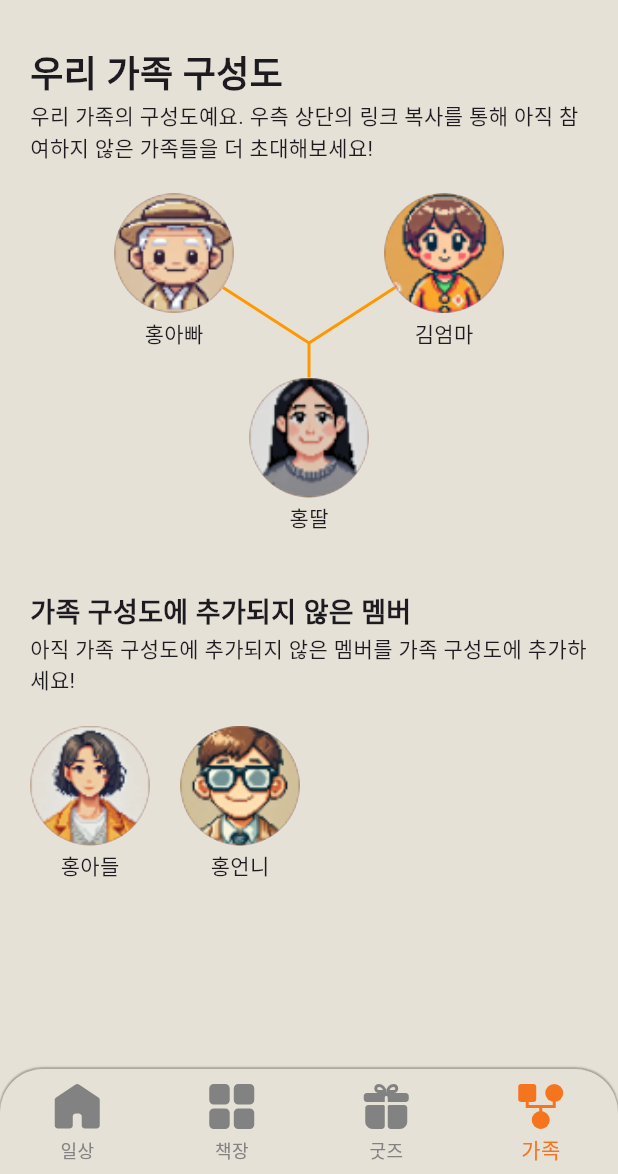
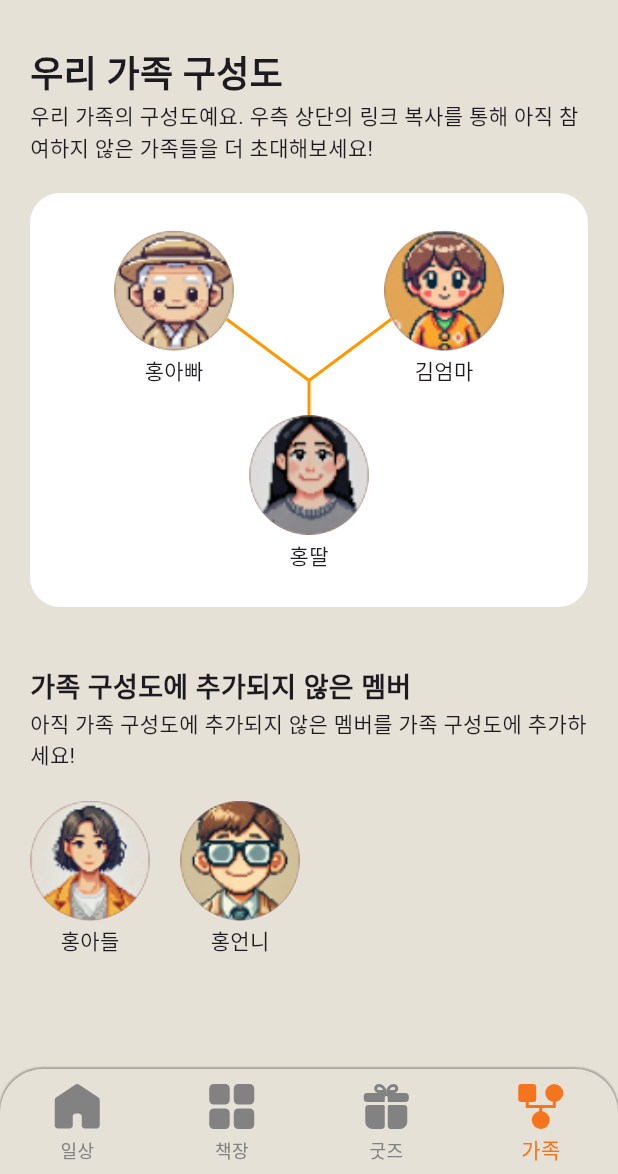
Before and after one commit to TEAM-POKIE/DearFam, a Flutter app: the screen it shows after launch, item 4 of the bottom bar chosen, on a phone screen of 412 x 824 dp, the part 62-1236 px from its top. Run offline on Flutter 3.47's test engine with Material 3 defaults, Android fonts, the phone set to English and light mode, and no system bars; our stand-ins replace flutter_riverpod, flutter_screenutil, flutter_svg, go_router, image_picker, permission_handler; project files that could hold a hidden picture were left out.

Commit message:
[feat]family 수정

```diff
--- a/lib/src/pages/family_page.dart
+++ b/lib/src/pages/family_page.dart
@@ -17,7 +17,13 @@ class FamilyPage extends StatelessWidget {
             ),
             Text('우리 가족의 구성도예요. 우측 상단의 링크 복사를 통해 아직 참여하지 않은 가족들을 더 초대해보세요!'),
             SizedBox(height: 20),
-            CustomPaint(
+            Container(
+              padding: EdgeInsets.all(25),
+              decoration: BoxDecoration(
+                color: Colors.white,
+                borderRadius: BorderRadius.circular(20.0),
+              ),
+              child: CustomPaint(
                 size: Size(double.infinity, 200),
                 painter: FamilyTreePainter(),
                 child: Column(
@@ -36,6 +42,7 @@ class FamilyPage extends StatelessWidget {
                     SizedBox(height: 20),
                     _buildFamilyMember('assets/image/fa3.png', '홍딸'),
                   ],
+                ),
               ),
             ),
             SizedBox(height: 40),
```
Lines whose indentation alone changed are shown as unchanged.
